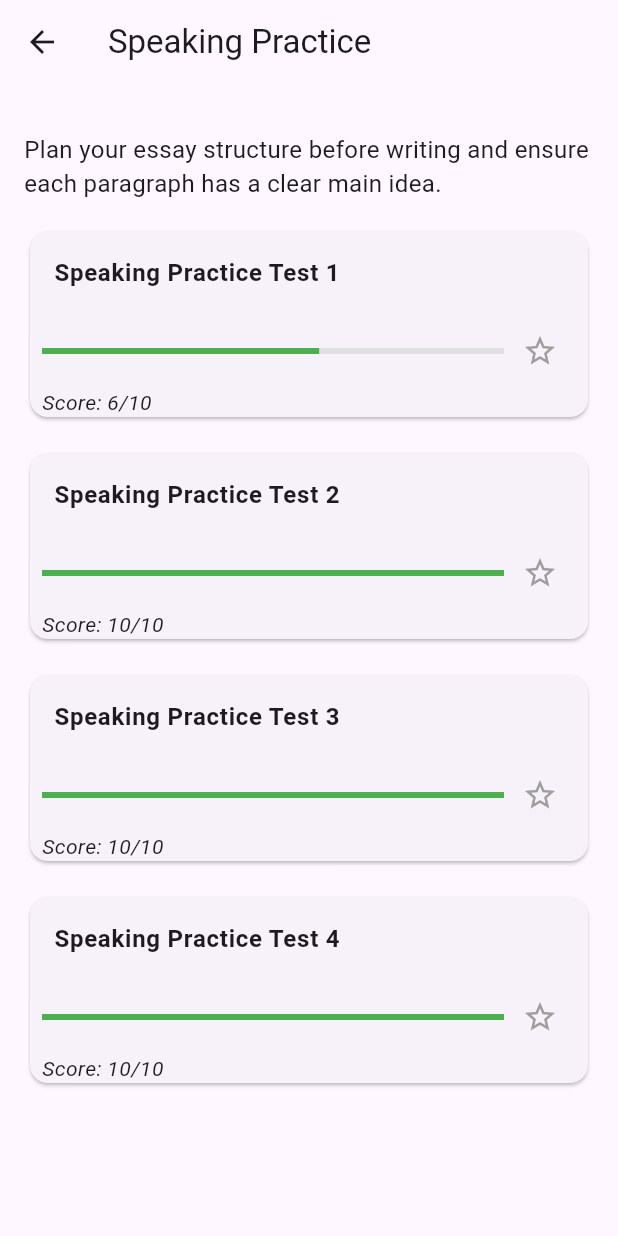
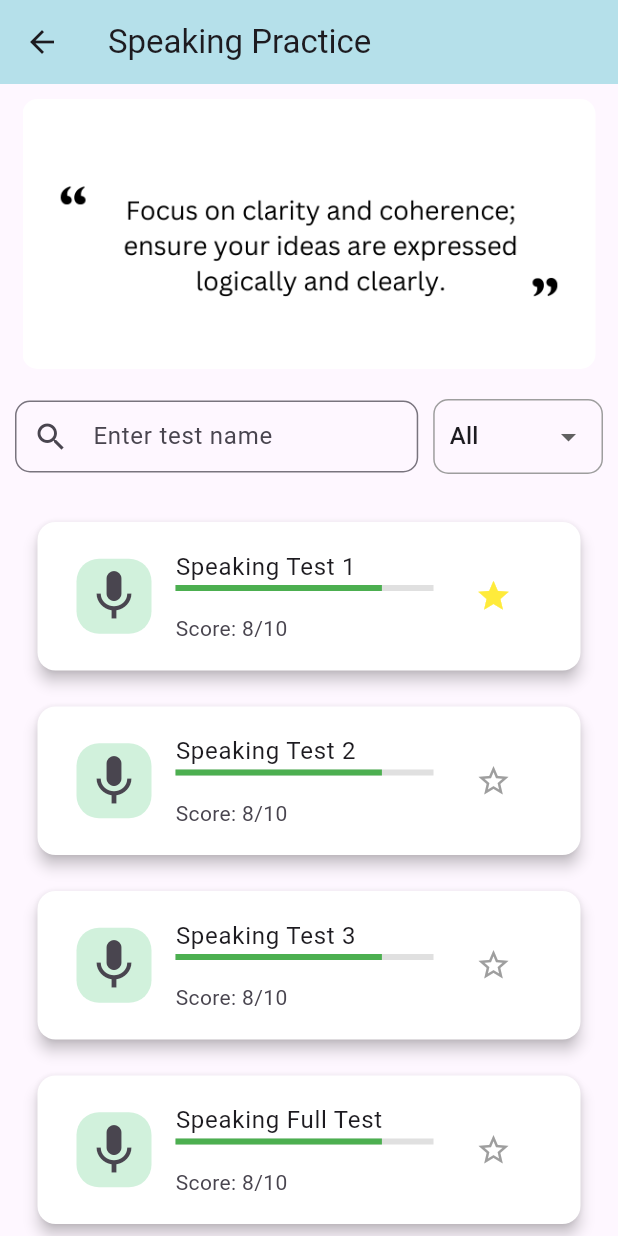
Before and after one commit to huongnguyen213/ielts_practice_flutter_application, a Flutter app: the SpeakingListTestPage screen opened directly, after a tap on the "star border" icon, on a phone screen of 412 x 824 dp. Run offline on Flutter 3.47's test engine with Material 3 defaults, Android fonts, the phone set to English and light mode, and no system bars; our stand-ins replace carousel_slider, permission_handler, shared_preferences; accounts and stored records are empty.

Commit message:
#22-update fix speaking test and data in file json

```diff
--- /dev/null
+++ b/lib/page/speaking/search_filter_widget.dart
@@ -0,0 +1,70 @@
+import 'package:flutter/material.dart';
+
+class SearchFilterWidget extends StatefulWidget {
+  final Function(String) onSearch;
+  final Function(bool) onFavoriteToggle;
+
+  SearchFilterWidget({
+    required this.onSearch,
+    required this.onFavoriteToggle,
+  });
+
+  @override
+  _SearchFilterWidgetState createState() => _SearchFilterWidgetState();
+}
+
+class _SearchFilterWidgetState extends State<SearchFilterWidget> {
+  final TextEditingController _searchController = TextEditingController();
+  bool _showFavoritesOnly = false;
+
+  @override
+  Widget build(BuildContext context) {
+    return Row(
+      children: [
+        Expanded(
+          child: TextField(
+            controller: _searchController,
+            onChanged: widget.onSearch,
+            decoration: InputDecoration(
+              prefixIcon: Icon(Icons.search),
+              hintText: 'Enter test name',
+              border: OutlineInputBorder(
+                borderRadius: BorderRadius.circular(10.0),
+              ),
+              contentPadding: EdgeInsets.symmetric(vertical: 0, horizontal: 10),
+            ),
+          ),
+        ),
+        SizedBox(width: 10),
+        Container(
+          decoration: BoxDecoration(
+            borderRadius: BorderRadius.circular(10.0),
+            border: Border.all(color: Colors.grey),
+          ),
+          padding: EdgeInsets.symmetric(horizontal: 10),
+          child: DropdownButton<bool>(
+            value: _showFavoritesOnly,
+            icon: Icon(Icons.arrow_drop_down),
+            underline: SizedBox(),
+            onChanged: (bool? newValue) {
+              setState(() {
+                _showFavoritesOnly = newValue ?? false;
+              });
+              widget.onFavoriteToggle(_showFavoritesOnly);
+            },
+            items: <DropdownMenuItem<bool>>[
+              DropdownMenuItem<bool>(
+                value: false,
+                child: Text('All'),
+              ),
+              DropdownMenuItem<bool>(
+                value: true,
+                child: Text('Favorites'),
+              ),
+            ],
+          ),
+        ),
+      ],
+    );
+  }
+}
--- a/lib/page/speaking/speaking_list_test.dart
+++ b/lib/page/speaking/speaking_list_test.dart
@@ -1,60 +1,137 @@
+import 'dart:async';
+import 'dart:convert';
 import 'package:flutter/material.dart';
+import 'package:flutter/services.dart' show rootBundle;
 import 'package:ielts_practice_flutter_application/page/speaking/speaking_set_up.dart';
-import 'popup_setup.dart';
 import 'package:shared_preferences/shared_preferences.dart';
+import 'search_filter_widget.dart'; // Import the search filter widget
 
 class SpeakingListTestPage extends StatefulWidget {
   @override
-  _SpeakingListTestPageScreenState createState() =>
-      _SpeakingListTestPageScreenState();
+  _SpeakingListTestPageState createState() => _SpeakingListTestPageState();
 }
 
-class _SpeakingListTestPageScreenState extends State<SpeakingListTestPage> {
-  double _progress = 0.0;
-  int _score = 0;
-  bool _isFavorite = false;
+class _SpeakingListTestPageState extends State<SpeakingListTestPage> {
+  final List<String> imgList = [
+    'lib/assets/images/tip-writing-1.png',
+    'lib/assets/images/tip-writing-2.png',
+    'lib/assets/images/tip-writing-3.png',
+  ];
+  int _currentIndex = 0;
   static SharedPreferences? _prefs;
+  late PageController _pageController;
+  late Timer _timer;
+  late Map<String, dynamic> parsedData = {};
+  late Map<String, dynamic> filteredData = {};
 
   @override
   void initState() {
     super.initState();
+    _pageController = PageController(initialPage: 0);
+    _timer = Timer.periodic(Duration(seconds: 15), (Timer timer) {
+      if (_currentIndex < imgList.length - 1) {
+        setState(() {
+          _currentIndex++;
+        });
+      } else {
+        setState(() {
+          _currentIndex = 0;
+        });
+      }
+      _pageController.animateToPage(
+        _currentIndex,
+        duration: Duration(milliseconds: 500),
+        curve: Curves.easeInOut,
+      );
+    });
+
     _loadData();
+    loadJsonData();
   }
 
-  _loadData() async {
+  Future<void> _loadData() async {
     _prefs = await SharedPreferences.getInstance();
+  }
+
+  Future<void> _toggleFavorite(String testName) async {
+    bool currentFavorite = _prefs?.getBool(testName) ?? false;
+    bool newFavorite = !currentFavorite;
+    await _prefs?.setBool(testName, newFavorite);
+
     setState(() {
-      _score = _prefs?.getInt('score') ?? 0;
-      _isFavorite = _prefs?.getBool('isFavorite') ?? false;
+      parsedData[testName]['isFavorite'] = newFavorite;
+      _applyFilters();
     });
   }
 
-  _saveScore(int score) async {
-    await _prefs?.setInt('score', score);
+  Future<void> loadJsonData() async {
+    try {
+      String jsonString = await rootBundle.loadString('lib/assets/data/speaking.json');
+      Map<String, dynamic> jsonData = jsonDecode(jsonString)['speaking'];
+
+      setState(() {
+        parsedData = jsonData.map((key, value) {
+          bool isFavorite = _prefs?.getBool(key) ?? false;
+          value['isFavorite'] = isFavorite;
+          return MapEntry(key, value);
+        });
+        filteredData = Map.from(parsedData);
+      });
+    } catch (error) {
+      print('Error loading JSON data: $error');
+    }
   }
 
-  _toggleFavorite(String testName) async {
-    bool? currentFavorite = _prefs!.getBool(testName);
-    bool newFavorite = currentFavorite != null ? !currentFavorite : false;
-    await _prefs!.setBool(testName, newFavorite);
+  void _applyFilters() {
     setState(() {
-      _isFavorite = newFavorite;
+      filteredData = Map.from(parsedData);
     });
   }
 
-  // void _showSetUpTest() {
-  //   // showDialog(
-  //   //   context: context,
-  //   //   builder: (BuildContext context) {
-  //   //     return SpeakingSetUpTest();
-  //   //   },
-  //   // );
-  // }
-  void _showSetUpTest(String testName) {
+  void _onSearch(String searchTerm) {
+    setState(() {
+      filteredData = Map.fromEntries(parsedData.entries.where((entry) =>
+          entry.value['name'].toString().toLowerCase().contains(searchTerm.toLowerCase())));
+    });
+  }
+
+  void _onFavoriteToggle(bool showFavoritesOnly) {
+    setState(() {
+      if (showFavoritesOnly) {
+        filteredData = Map.fromEntries(parsedData.entries.where((entry) => entry.value['isFavorite'] == true));
+      } else {
+        filteredData = Map.from(parsedData);
+      }
+    });
+  }
+
+  @override
+  void dispose() {
+    _pageController.dispose();
+    _timer.cancel();
+    super.dispose();
+  }
+
+  void _onSpeakingItemPressed(String speakingKey, String testName) {
+    if (parsedData.containsKey(speakingKey)) {
       Navigator.push(
         context,
-      MaterialPageRoute(builder: (context) => SpeakingSetUpTest(testName: testName)),
+        MaterialPageRoute(
+          builder: (context) => SpeakingSetUpTest(
+              speakingData: parsedData[speakingKey], testName: testName),
+        ),
       );
+    }
+  }
+
+  Color _getProgressColor(int score) {
+    if (score <= 4) {
+      return Colors.red;
+    } else if (score > 4 && score <= 6) {
+      return Colors.yellow;
+    } else {
+      return Colors.green;
+    }
   }
 
   @override
@@ -62,80 +139,133 @@ class _SpeakingListTestPageScreenState extends State<SpeakingListTestPage> {
     return Scaffold(
       appBar: AppBar(
         title: Text('Speaking Practice'),
+        elevation: 0,
+        backgroundColor: Color(0xFFB5E0EA),
       ),
-      body: SingleChildScrollView(
-        child: Padding(
-          padding: const EdgeInsets.all(16.0),
-          child: Column(
-            crossAxisAlignment: CrossAxisAlignment.start,
+      body: Column(
         children: [
-              SizedBox(height: 16.0),
-              Text(
-                'Plan your essay structure before writing and ensure each paragraph has a clear main idea.',
-                style: TextStyle(fontSize: 16.0),
+          buildCarouselSlider(),
+          Padding(
+            padding: const EdgeInsets.all(10.0),
+            child: SearchFilterWidget(
+              onSearch: _onSearch,
+              onFavoriteToggle: _onFavoriteToggle,
             ),
-              SizedBox(height: 16.0),
-              _buildTestCard('Speaking Practice Test 1', 6),
-              SizedBox(height: 16.0),
-              _buildTestCard('Speaking Practice Test 2', 10),
-              SizedBox(height: 16.0),
-              _buildTestCard('Speaking Practice Test 3', 10),
-              SizedBox(height: 16.0),
-              _buildTestCard('Speaking Practice Test 4', 10),
+          ),
+          Expanded(
+            child: buildListView('Speaking Practice'),
+          ),
         ],
       ),
+    );
+  }
+
+  Widget buildCarouselSlider() {
+    return Container(
+      height: 200.0,
+      padding: const EdgeInsets.all(10.0),
+      child: PageView.builder(
+        controller: _pageController,
+        itemCount: imgList.length,
+        onPageChanged: (int index) {
+          setState(() {
+            _currentIndex = index;
+          });
+        },
+        itemBuilder: (BuildContext context, int index) {
+          return Container(
+            width: MediaQuery.of(context).size.width,
+            margin: EdgeInsets.symmetric(horizontal: 5.0),
+            decoration: BoxDecoration(
+              borderRadius: BorderRadius.circular(10.0),
+            ),
+            child: ClipRRect(
+              borderRadius: BorderRadius.circular(10.0),
+              child: Image.asset(
+                imgList[index],
+                fit: BoxFit.cover,
+                errorBuilder: (context, error, stackTrace) {
+                  return Center(
+                    child: Text(
+                      'Image not found',
+                      style: TextStyle(color: Colors.red),
+                    ),
+                  );
+                },
               ),
             ),
           );
+        },
+      ),
+    );
   }
-  Widget _buildTestCard(String testName, int score) {
-    bool isFavorite = _prefs?.getBool(testName) ?? false;
+
+  Widget buildListView(String part) {
+    if (filteredData.isEmpty) {
+      return Center(child: CircularProgressIndicator());
+    }
+
+    return ListView.builder(
+      padding: const EdgeInsets.all(10.0),
+      itemCount: filteredData.length,
+      itemBuilder: (context, index) {
+        String key = filteredData.keys.elementAt(index);
+        var item = filteredData[key];
+        int score = item['score'] is int ? item['score'] : 0;
+        bool isFavorite = item['isFavorite'] ?? false;
+
         return GestureDetector(
-      onTap: () => _showSetUpTest(testName), // Chuyển tên của bài test vào hàm _showSetUpTest
+          onTap: () {
+            _onSpeakingItemPressed(key, item['name']);
+          },
           child: Card(
-        child: Column(
+            margin: const EdgeInsets.symmetric(vertical: 12.0, horizontal: 15.0),
+            elevation: 4.0,
+            color: Color(0xFFFFFFFF),
+            child: Padding(
+              padding: const EdgeInsets.all(10.0),
+              child: ListTile(
+                leading: Container(
+                  padding: const EdgeInsets.all(5),
+                  width: 50,
+                  height: 50,
+                  decoration: const BoxDecoration(
+                      color: Color(0xffD1F1DC),
+                      borderRadius: BorderRadius.all(Radius.circular(15))),
+                  child: const Icon(
+                    Icons.mic,
+                    size: 40.0,
+                  ),
+                ),
+                title: Text(item['name']),
+                subtitle: Column(
                   crossAxisAlignment: CrossAxisAlignment.start,
                   children: [
-            ListTile(
-              title: Text(
-                testName,
-                style: TextStyle(fontWeight: FontWeight.bold),
+                    LinearProgressIndicator(
+                      value: score / 10.0,
+                      backgroundColor: Colors.grey[300],
+                      valueColor: AlwaysStoppedAnimation<Color>(
+                        _getProgressColor(score),
                       ),
                     ),
-            Container(
-              padding: EdgeInsets.symmetric(horizontal: 8.0),
-              child: Row(
-                children: [
-                  Expanded(
-                    child: LinearProgressIndicator(
-                      value: score != null ? score / 10 : _progress,
-                      backgroundColor: Colors.grey[300],
-                      valueColor: AlwaysStoppedAnimation<Color>(Colors.green),
+                    SizedBox(height: 15),
+                    Text('Score: ${score == 0 ? 'N/A' : score}/10'),
+                  ],
                 ),
-                  ),
-                  IconButton(
+                trailing: IconButton(
                   icon: Icon(
                     isFavorite ? Icons.star : Icons.star_border,
                     color: isFavorite ? Colors.yellow : Colors.grey,
                   ),
                   onPressed: () {
-                      _toggleFavorite(testName);
+                    _toggleFavorite(key);
                   },
                 ),
-                ],
               ),
-            ),
-            Padding(
-              padding: EdgeInsets.symmetric(horizontal: 8.0),
-              child: Text(
-                'Score: ${score ?? _score}/10',
-                style: TextStyle(fontStyle: FontStyle.italic),
-              ),
-            ),
-          ],
             ),
           ),
         );
+      },
+    );
   }
-
 }
--- a/pubspec.yaml
+++ b/pubspec.yaml
@@ -82,6 +82,7 @@ flutter:
     - lib/assets/images/writing_part1_4.png
     - lib/assets/images/writing_part1_5.jpg
     - lib/assets/data/writing.json
+    - lib/assets/data/speaking.json
 
 
   # To add assets to your application, add an assets section, like this:
```
Also changed, not shown: lib/assets/data/speaking.json (added, +184 -0 lines), lib/page/speaking/speaking_details.dart (deleted, +0 -92 lines), lib/page/speaking/speaking_instructions.dart (added, +30 -0 lines), lib/page/speaking/speaking_set_up.dart (+9 -4 lines), pubspec.lock. Lines whose indentation alone changed are shown as unchanged.
